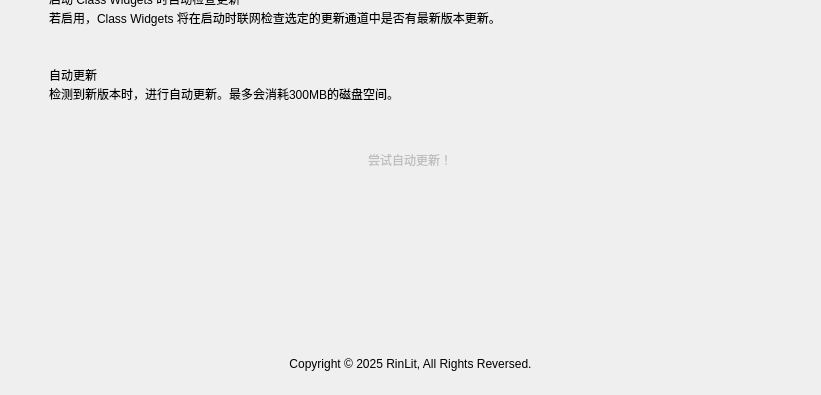
First picture: the form in view/menu/about.ui, repository yhlhoh/Class-Widgets, before the edit; both pictures show x 0 to 821 and y 448 to 843 of the 821 by 843 pixel window.
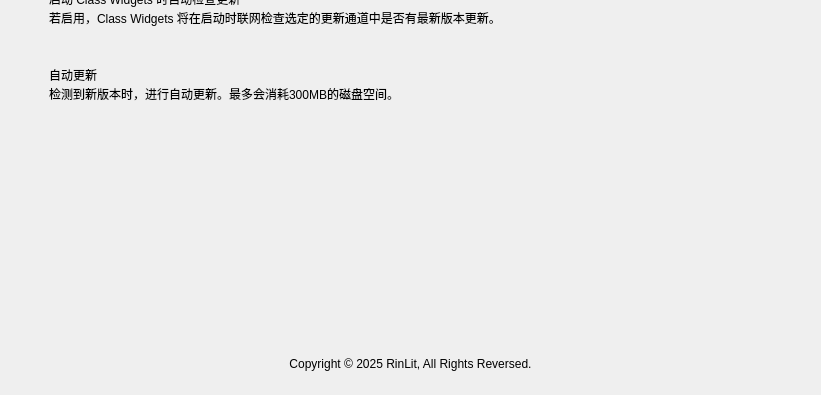
Second picture: the form after the edit. Icons and pictures are not drawn. Custom widgets are drawn as their Qt base class.

Commit message: fix: UI，还有一些bug

The edit to the form file:
```diff
--- a/view/menu/about.ui
+++ b/view/menu/about.ui
@@ -49,8 +49,8 @@
        <rect>
         <x>0</x>
         <y>0</y>
-        <width>756</width>
-        <height>796</height>
+        <width>752</width>
+        <height>780</height>
        </rect>
       </property>
       <layout class="QVBoxLayout" name="verticalLayout_4">
@@ -747,37 +747,6 @@
            </layout>
           </widget>
          </item>
-         <item>
-          <widget class="CardWidget" name="CardWidget_23">
-           <property name="enabled">
-            <bool>true</bool>
-           </property>
-           <property name="minimumSize">
-            <size>
-             <width>0</width>
-             <height>70</height>
-            </size>
-           </property>
-           <layout class="QGridLayout" name="gridLayout">
-            <item row="0" column="0">
-             <widget class="PrimaryPushButton" name="do_upgrade">
-              <property name="enabled">
-               <bool>false</bool>
-              </property>
-              <property name="sizePolicy">
-               <sizepolicy hsizetype="Maximum" vsizetype="Fixed">
-                <horstretch>0</horstretch>
-                <verstretch>0</verstretch>
-               </sizepolicy>
-              </property>
-              <property name="text">
-               <string>尝试自动更新！</string>
-              </property>
-             </widget>
-            </item>
-           </layout>
-          </widget>
-         </item>
         </layout>
        </item>
        <item>
```
The commit also changes 2 other files.
